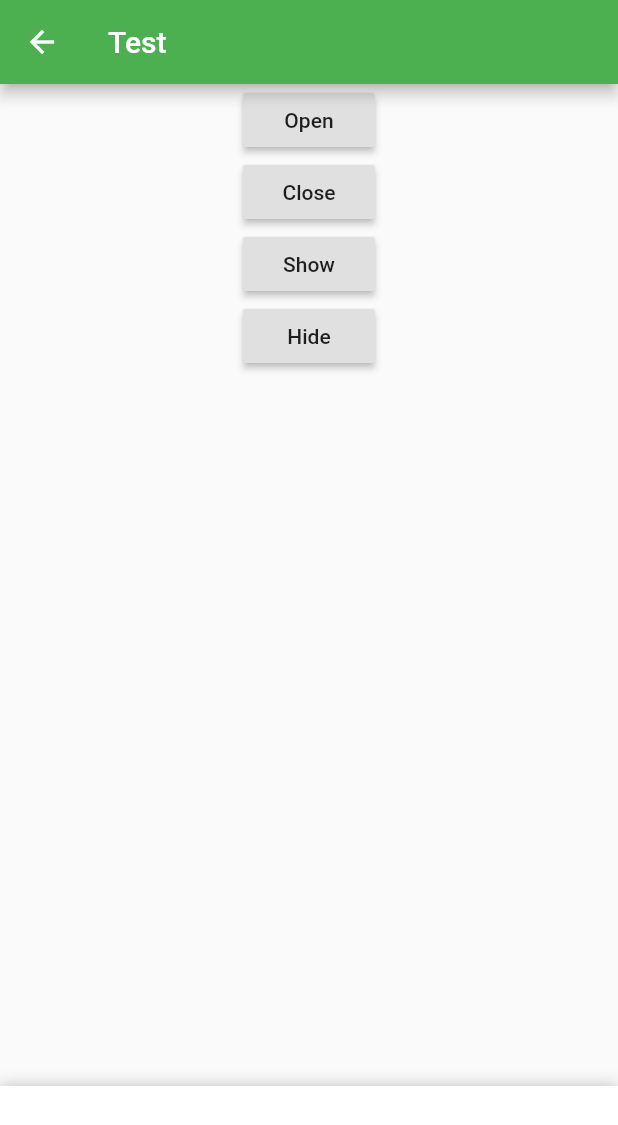
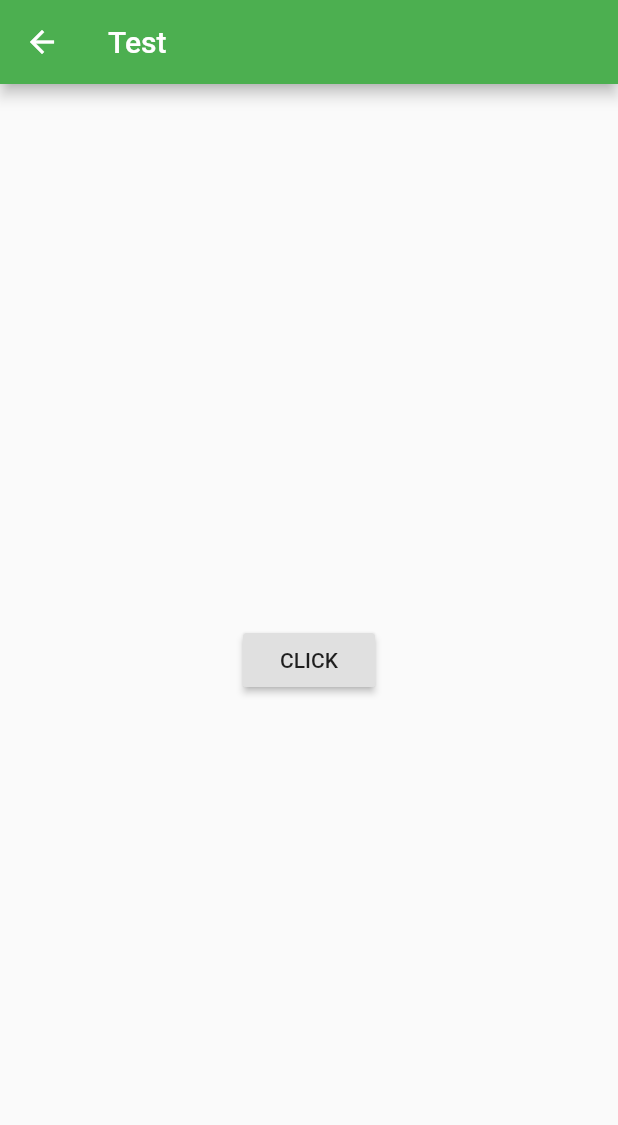
Before and after one commit to Yazdani1/Flutter_TourGuideApp, a Flutter app: the Test screen opened directly, on a phone screen of 412 x 824 dp. Shown: the top 1125 px of the screen. Run offline on Flutter 3.47's test engine with Material 2 defaults, Android fonts, the phone set to English and light mode, and no system bars; drawn by our look-alikes of sliding_up_panel; our stand-ins replace carousel_pro, cloud_firestore; accounts and stored records are empty; network calls fail.

```diff
--- a/lib/test.dart
+++ b/lib/test.dart
@@ -9,6 +9,7 @@ class Test extends StatefulWidget {
 
 class _TestState extends State<Test> {
   PanelController _pc = new PanelController();
+
   @override
   Widget build(BuildContext context) {
     return new Scaffold(
@@ -18,37 +19,31 @@ class _TestState extends State<Test> {
         backgroundColor: Colors.green,
       ),
 
-      body: SlidingUpPanel(
-        panel: Center(child: Text("This is the main section"),),
-        controller: _pc,
-        body: _body(),
+      body: Center(
+        child: RaisedButton(
+           child: Text("CLICK"),
+          onPressed: (){
+             showModalBottomSheet(
+                 context: context,
+                 builder: (BuildContext context){
+                   return Container(
+                     height: 1200.0,
+                     decoration: BoxDecoration(
+                       borderRadius: BorderRadius.only(
+                         topRight: Radius.circular(20.0),
+                         topLeft: Radius.circular(20.0)
+                       )
+                     ),
+                   );
+                 }
+             );
+          },
+        ),
       ),
 
 
     );
   }
 
-  Widget _body(){
-    return Container(
-      child: Column(
-        children: <Widget>[
-          RaisedButton(
-            child: Text("Open"),
-            onPressed: () => _pc.open(),
-          ),
-          RaisedButton(
-            child: Text("Close"),
-            onPressed: () => _pc.close(),
-          ),
-          RaisedButton(
-            child: Text("Show"),
-            onPressed: () => _pc.show(),
-          ),
-          RaisedButton(
-            child: Text("Hide"),
-            onPressed: () => _pc.hide(),
-          ),
-        ],
-      ),
-    );
-}}
+
+}
```
Also changed, not shown: lib/LondonTour.dart (+30 -4 lines), lib/london/ToursActivities/ToursAct_DetailsPage.dart (added, +57 -0 lines).
